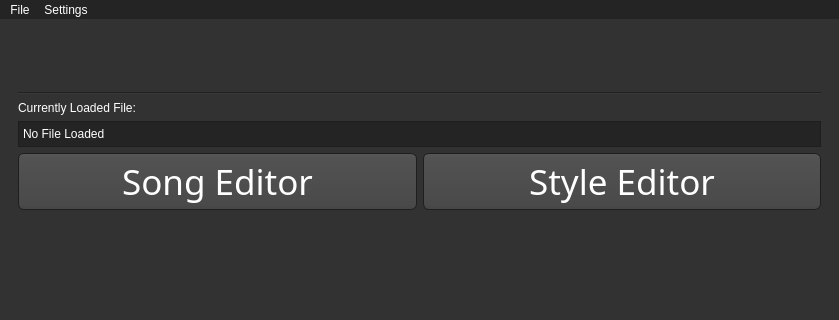
First picture: the form in WiiMusicPlus.ui, repository BenjaminHalko/WiiMusicEditorPlus, before the edit; both pictures show x 0 to 839 and y 0 to 320 of the 839 by 547 pixel window.
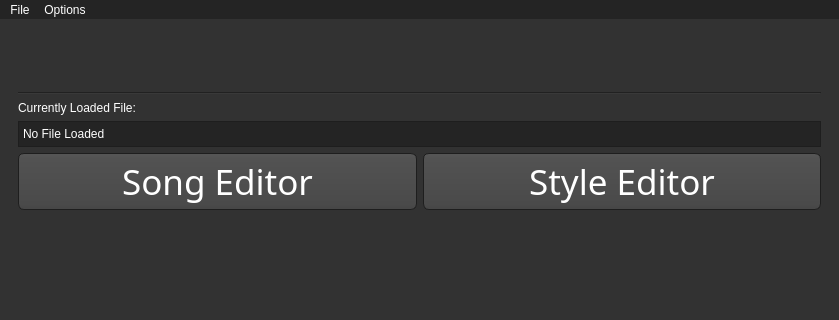
Second picture: the form after the edit. The open tabs and pages were chosen to show the change. Icons and pictures are not drawn.

What changed in the file:
```diff
--- a/WiiMusicPlus.ui
+++ b/WiiMusicPlus.ui
@@ -2551,14 +2551,14 @@
     <addaction name="MB_DolphinMenu"/>
     <addaction name="separator"/>
    </widget>
-   <widget class="QMenu" name="MB_CheckForUpdates">
+   <widget class="QMenu" name="MB_Options">
     <property name="title">
-     <string>Settings</string>
+     <string>Options</string>
     </property>
     <addaction name="MB_CheckForUpdates_2"/>
    </widget>
    <addaction name="menuFile"/>
-   <addaction name="MB_CheckForUpdates"/>
+   <addaction name="MB_Options"/>
   </widget>
   <widget class="QStatusBar" name="statusbar"/>
   <action name="MB_LoadFile">
```
Left out of the diff: 13 changed lines with no effect on the pictures.
